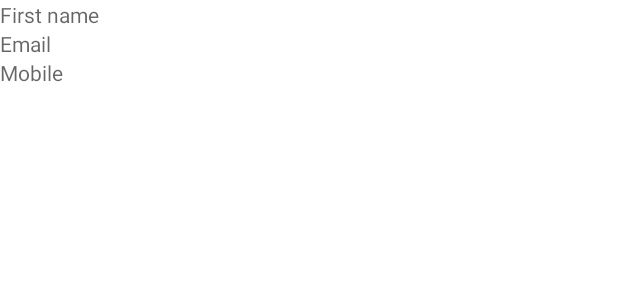
After one commit to NehaSukhlecha/SQLSample, an Android app: the layout item_user_info.xml on its own in the app's theme, with its tools: preview values and no code run, on a phone screen of 412 x 824 dp. The commit adds this screen. Shown: the top 300 px of the screen. Run offline under Robolectric (Android 15) with nearby library versions, the phone set to English and light mode, and no system bars.

Commit message:
user list

```diff
--- a/app/src/main/AndroidManifest.xml
+++ b/app/src/main/AndroidManifest.xml
@@ -18,6 +18,7 @@
         </activity>
         <activity android:name=".LoginActivity" />
         <activity android:name=".activities.SignUpActivity"></activity>
+        <activity android:name=".activities.UserinfoActivity"></activity>
     </application>
 
 </manifest>
--- a/app/src/main/java/org/sqlsample/SplashActivity.java
+++ b/app/src/main/java/org/sqlsample/SplashActivity.java
@@ -5,12 +5,17 @@ import android.os.Handler;
 import android.support.v7.app.AppCompatActivity;
 import android.os.Bundle;
 
+import org.sqlsample.database.DataBaseHelper;
+
 public class SplashActivity extends AppCompatActivity {
+
+    private DataBaseHelper db;
 
     @Override
     protected void onCreate(Bundle savedInstanceState) {
         super.onCreate(savedInstanceState);
         setContentView(R.layout.activity_splash);
+        db = new DataBaseHelper(SplashActivity.this);
 
         new Handler().postDelayed(new Runnable() {
             @Override
--- a/app/src/main/res/layout/activity_login.xml
+++ b/app/src/main/res/layout/activity_login.xml
@@ -22,7 +22,9 @@
            android:maxLines="1"
            android:hint="@string/email"
            android:inputType="textEmailAddress"
-           android:drawableLeft="@drawable/ic_mail" />
+           android:drawableLeft="@drawable/ic_mail" >
+            <requestFocus/>
+       </EditText>
 
        <EditText
            android:id="@+id/editText_password"
@@ -34,7 +36,7 @@
            android:maxLines="1"
            android:inputType="textPassword"
            android:drawableLeft="@drawable/ic_password">
-           <requestFocus/>
+
        </EditText>
 
        <Button
--- /dev/null
+++ b/app/src/main/res/layout/item_user_info.xml
@@ -0,0 +1,33 @@
+<?xml version="1.0" encoding="utf-8"?>
+<LinearLayout xmlns:android="http://schemas.android.com/apk/res/android"
+    android:layout_width="match_parent"
+    android:layout_height="match_parent">
+
+    <LinearLayout
+        android:id="@+id/ll_user_info_layout"
+        android:layout_width="match_parent"
+        android:layout_height="wrap_content"
+        android:orientation="vertical"
+        android:paddingBottom="10dp">
+
+        <TextView
+            android:id="@+id/textView_user_name"
+            android:layout_width="match_parent"
+            android:layout_height="wrap_content"
+            android:hint="@string/first_name"/>
+
+        <TextView
+            android:id="@+id/textView_email"
+            android:layout_width="match_parent"
+            android:layout_height="wrap_content"
+            android:hint="@string/email" />
+
+        <TextView
+            android:id="@+id/textView_mobile"
+            android:layout_width="match_parent"
+            android:layout_height="wrap_content"
+            android:hint="@string/mobile" />
+
+    </LinearLayout>
+
+</LinearLayout>
--- a/app/src/main/res/values/colors.xml
+++ b/app/src/main/res/values/colors.xml
@@ -2,7 +2,7 @@
 <resources>
     <color name="colorPrimary">#8D6E63</color>
     <color name="colorPrimaryDark">#5D4037</color>
-    <color name="colorAccent">#ffffff</color>
+    <color name="colorAccent">#8D6E63</color>
     <color name="colorWhite">#ffffff</color>
     <color name="colorPink">#ef9a9a</color>
 
```
Also changed, not shown: app/src/main/java/org/sqlsample/LoginActivity.java (+10 -0 lines), app/src/main/java/org/sqlsample/activities/SignUpActivity.java (+14 -0 lines), app/src/main/java/org/sqlsample/activities/UserinfoActivity.java (added, +36 -0 lines), app/src/main/java/org/sqlsample/adapter/UserAdapter.java (added, +67 -0 lines), app/src/main/java/org/sqlsample/database/DataBaseHelper.java (added, +36 -0 lines), app/src/main/java/org/sqlsample/model/User.java (added, +130 -0 lines), app/src/main/res/layout/activity_user_info_list.xml (added, +17 -0 lines).
